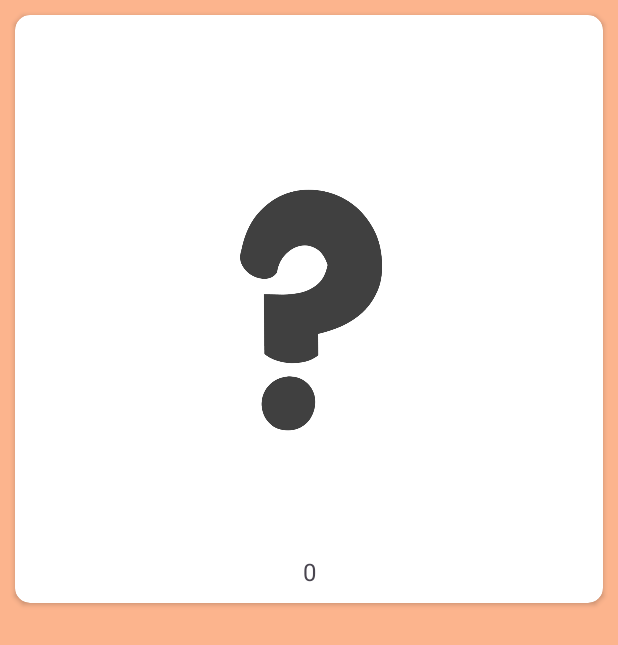
After one commit to Anneliekevdk/BirdClicker, an Android app: the layout my_row.xml on its own in the app's theme, with its tools: preview values and no code run, on a phone screen of 412 x 824 dp. The commit adds this screen. Shown: the top 645 px of the screen. Run offline under Robolectric (Android 15) with nearby library versions, the phone set to English and light mode, and no system bars.

Commit message:
10 minuten into tutorial 3 (note ben er al wel 3 uur mee bezig big oof)

```diff
--- /dev/null
+++ b/app/src/main/res/layout/my_row.xml
@@ -0,0 +1,46 @@
+<?xml version="1.0" encoding="utf-8"?>
+<GridLayout xmlns:android="http://schemas.android.com/apk/res/android"
+    xmlns:app="http://schemas.android.com/apk/res-auto"
+    xmlns:tools="http://schemas.android.com/tools"
+    android:layout_width="match_parent"
+    android:layout_height="match_parent"
+    android:columnCount="3"
+    android:orientation="horizontal"
+    android:background="#FCB48D">
+
+    <androidx.cardview.widget.CardView
+        android:layout_width="0dp"
+        android:layout_height="wrap_content"
+        android:layout_row="0"
+        android:layout_columnWeight="1"
+        android:padding="12dp"
+        app:cardCornerRadius="10dp"
+        android:layout_margin="10dp">
+
+        <ImageView
+            android:id="@+id/img_iv"
+            android:layout_width="match_parent"
+            android:layout_height="wrap_content"
+            android:layout_gravity="center_vertical"
+            android:adjustViewBounds="true"
+            android:scaleType="fitCenter"
+            android:src="@drawable/questionmark" />
+
+        <TextView
+            android:id="@+id/bird_id_txt"
+            android:layout_width="match_parent"
+            android:layout_height="wrap_content"
+            android:layout_alignParentBottom="true"
+            android:layout_centerHorizontal="true"
+            android:layout_gravity="bottom"
+            android:paddingBottom="10dp"
+            android:text="0"
+            android:textAlignment="center"
+            android:textSize="16sp" />
+
+    </androidx.cardview.widget.CardView>
+
+
+    <!-- Repeat the above CardView and ImageView blocks for additional rows and ImageViews -->
+
+</GridLayout>
```
Also changed, not shown: app/src/main/java/com/example/mybird/CustomAdapter.java (added, +57 -0 lines), app/src/main/java/com/example/mybird/MainActivity.java (+1 -8 lines), app/src/main/java/com/example/mybird/MyDatabaseHelper.java (+19 -14 lines), app/src/main/java/com/example/mybird/OkkieDex.java (+31 -18 lines), app/src/main/res/drawable/questionmark.png (added).
